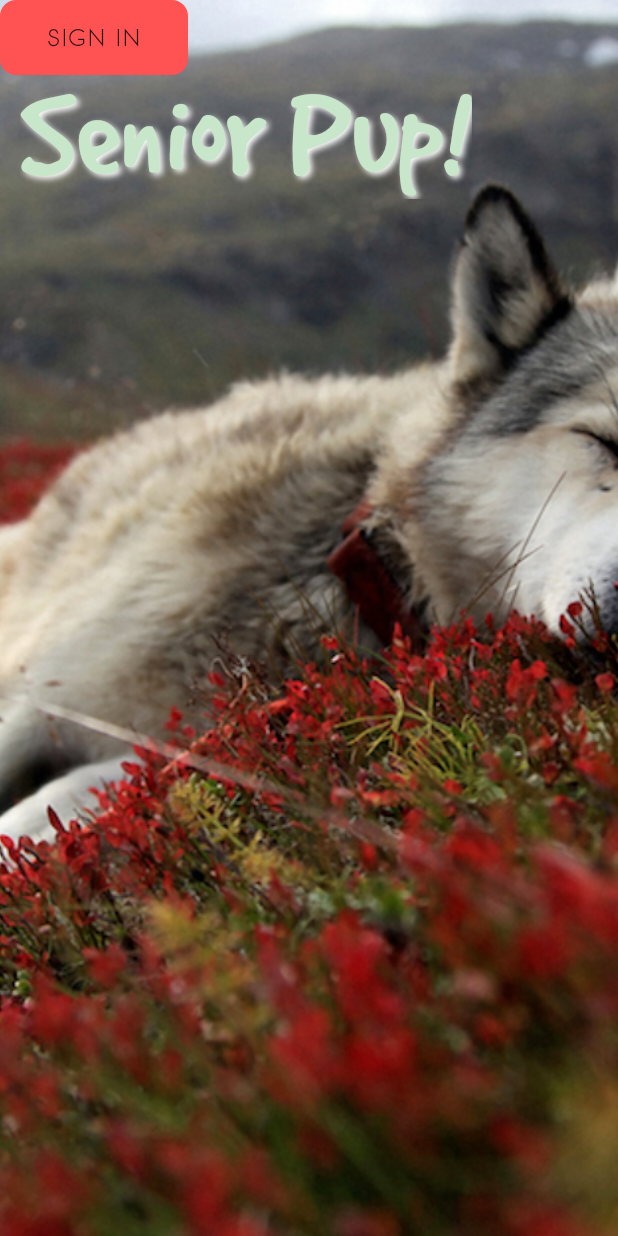
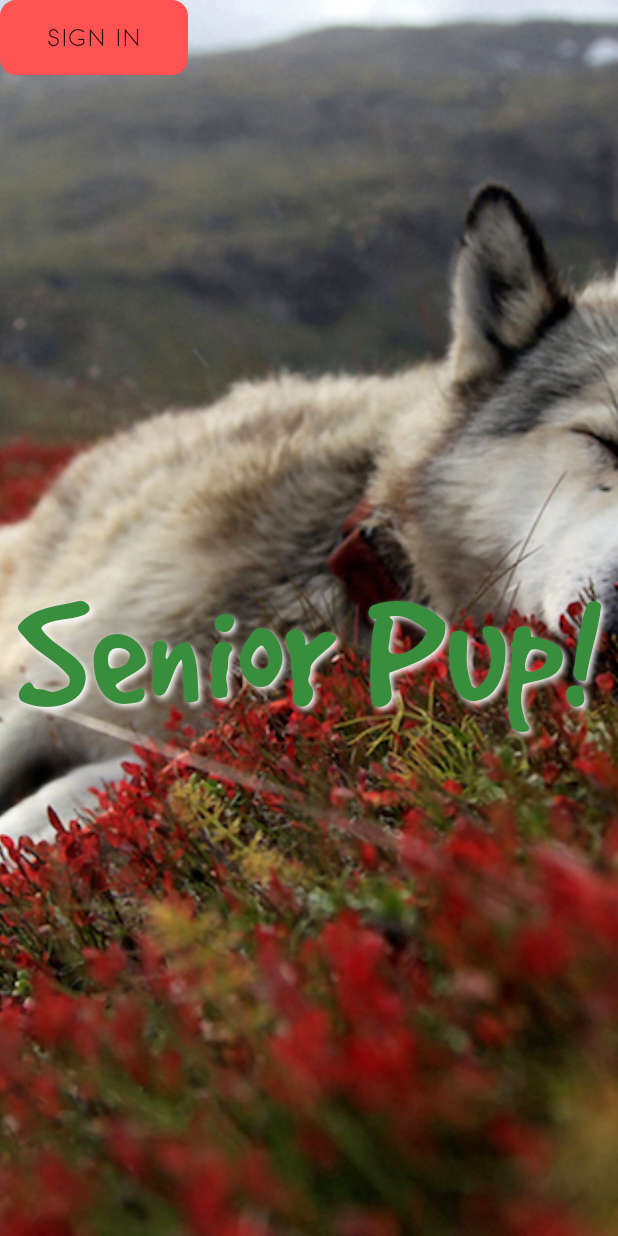
Before and after one commit to ElysiaAvery/SeniorDogsFinder, an Android app: the screen it shows after launch (MainActivity), on a phone screen of 412 x 824 dp. Run offline under Robolectric (Android 15) with nearby library versions, the phone set to English and light mode, and no system bars; our stand-ins replace ButterKnife, Firebase (no records; nobody signed in at launch, a user with empty details on screens opened directly).

Commit message:
add further styling

```diff
--- a/app/src/main/java/com/example/guest/seniordogsfinder/MainActivity.java
+++ b/app/src/main/java/com/example/guest/seniordogsfinder/MainActivity.java
@@ -4,6 +4,7 @@ import android.content.Intent;
 import android.graphics.Typeface;
 import android.support.annotation.NonNull;
 import android.support.v4.widget.DrawerLayout;
+import android.support.v7.app.ActionBarDrawerToggle;
 import android.support.v7.app.AppCompatActivity;
 import android.os.Bundle;
 import android.view.View;
@@ -12,6 +13,7 @@ import android.widget.ArrayAdapter;
 import android.widget.Button;
 import android.widget.ListView;
 import android.widget.TextView;
+import android.widget.Toast;
 
 import com.google.firebase.auth.FirebaseAuth;
 import com.google.firebase.auth.FirebaseUser;
@@ -28,13 +30,14 @@ public class MainActivity extends AppCompatActivity implements View.OnClickListe
     @Bind(R.id.userPageButton) Button mUserPageButton;
     private ListView mDrawerList;
     private ArrayAdapter<String> mAdapter;
+    private ActionBarDrawerToggle mDrawerToggle;
 
     @Override
     protected void onCreate(Bundle savedInstanceState) {
         super.onCreate(savedInstanceState);
         setContentView(R.layout.activity_main);
         mDrawerList = (ListView)findViewById(R.id.navList);
-        String[] navigationArray = { "Profile", "Organizations", "Dogs" };
+        String[] navigationArray = { "Profile", "Sign Out", "Organizations", "Dogs" };
         mAdapter = new ArrayAdapter<String>(this, android.R.layout.simple_list_item_1, navigationArray);
         mDrawerList.setAdapter(mAdapter);
         ButterKnife.bind(this);
@@ -45,6 +48,21 @@ public class MainActivity extends AppCompatActivity implements View.OnClickListe
         mSignIn.setTypeface(bonvenoFont);
         mSignOut.setTypeface(bonvenoFont);
         mUserPageButton.setTypeface(bonvenoFont);
+
+        mDrawerList.setOnItemClickListener(new AdapterView.OnItemClickListener() {
+            @Override
+            public void onItemClick(AdapterView<?> parent, View view, int position, long id) {
+                    if(position == 0) {
+                        Intent intent = new Intent(MainActivity.this, UserActivity.class);
+                        startActivity(intent);
+                    } else if(position == 1) {
+                        auth.signOut();
+                        Intent intent = new Intent(MainActivity.this, MainActivity.class);
+                        startActivity(intent);
+                    }
+                }
+        });
+
         FirebaseAuth.AuthStateListener authListener = new FirebaseAuth.AuthStateListener() {
             @Override
             public void onAuthStateChanged(@NonNull FirebaseAuth firebaseAuth) {
--- a/app/src/main/res/layout/activity_main.xml
+++ b/app/src/main/res/layout/activity_main.xml
@@ -41,24 +41,21 @@
             android:textSize="15dp"
             android:background="@drawable/mybutton"
             android:layout_alignParentLeft="true"/>
-
+    </FrameLayout>
     <TextView
         android:layout_width="wrap_content"
         android:layout_height="wrap_content"
-        android:textSize="85dp"
+        android:textSize="110dp"
         android:text="Senior Pup!"
         android:id="@+id/header"
-        android:textColor="@color/colorPrimaryLight"
-        android:layout_alignParentTop="true"
+        android:textColor="@color/colorPrimaryDark"
         android:layout_centerHorizontal="true"
         android:layout_marginTop="45dp"
-        android:layout_marginLeft="13dp"
         android:shadowColor="#fff"
         android:shadowDx="3"
         android:shadowDy="3"
         android:shadowRadius="5"
         android:gravity="center"/>
-    </FrameLayout>
 
     <ListView
         android:id="@+id/navList"
--- a/app/src/main/res/values/strings.xml
+++ b/app/src/main/res/values/strings.xml
@@ -28,4 +28,6 @@
     <string name="btn_sign_out">Sign Out</string>
     <string name="lbl_forgot_password">Forgot your password?</string>
     <string name="forgot_password_msg">We just need your registered Email and we\'ll send you password reset instructions.</string>
+    <string name="drawer_open">Open navigation drawer</string>
+    <string name="drawer_close">Close navigation drawer</string>
 </resources>
```
Lines whose indentation alone changed are shown as unchanged.
